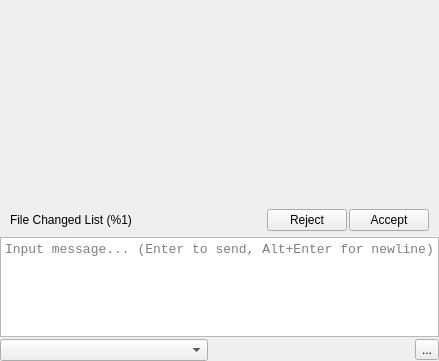
First picture: the form in App/panes/ai_chat/session_page_widget.ui, repository fengzhu2007/anycode, before the edit.
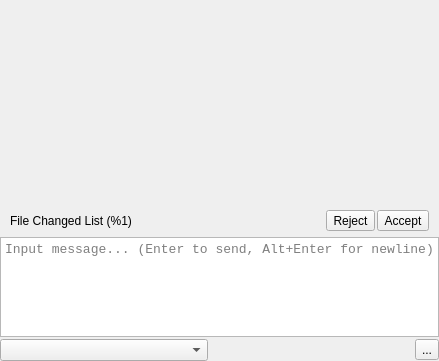
Second picture: the form after the edit. Icons and pictures are not drawn.

Patch:
```diff
--- a/App/panes/ai_chat/session_page_widget.ui
+++ b/App/panes/ai_chat/session_page_widget.ui
@@ -101,14 +101,14 @@
         </spacer>
        </item>
        <item>
-        <widget class="QPushButton" name="reject">
+        <widget class="QToolButton" name="reject">
          <property name="text">
           <string>Reject</string>
          </property>
         </widget>
        </item>
        <item>
-        <widget class="QPushButton" name="accept">
+        <widget class="QToolButton" name="accept">
          <property name="text">
           <string>Accept</string>
          </property>
```
Left out of the diff: 8 changed lines with no effect on the pictures.
